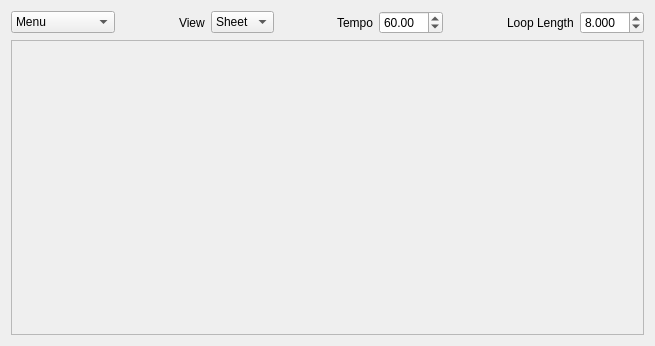
Qt form src/liveeventframe.ui (CsoundQt/CsoundQt) before a commit.
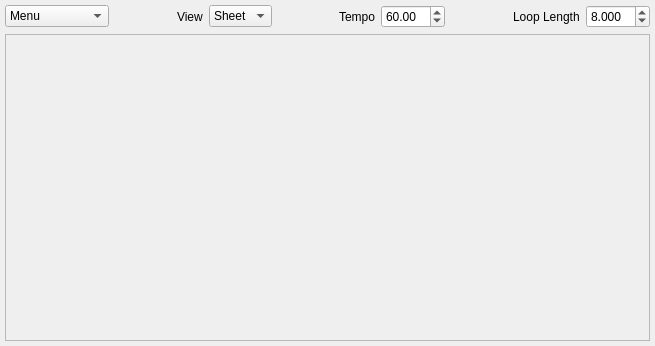
The same form after that commit.

Commit message: Improved looks of live events panels reducing borders Added pythonqt to mac os app builder script, untested, but hopefully works

What changed in the file:
```diff
--- a/src/liveeventframe.ui
+++ b/src/liveeventframe.ui
@@ -14,6 +14,9 @@
    <string>Form</string>
   </property>
   <layout class="QVBoxLayout" name="verticalLayout">
+   <property name="margin">
+    <number>5</number>
+   </property>
    <item>
     <layout class="QHBoxLayout" name="horizontalLayout">
      <item>
@@ -159,8 +162,8 @@
        <rect>
         <x>0</x>
         <y>0</y>
-        <width>635</width>
-        <height>290</height>
+        <width>641</width>
+        <height>291</height>
        </rect>
       </property>
      </widget>
```
The commit also changes 2 other files.
